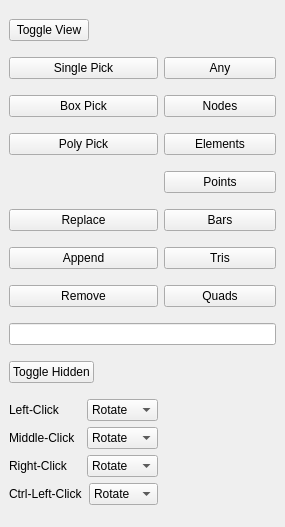
First picture: the form in fem_post/view/docks/dockui_picking.ui, repository MRedAero/FEMAnalysisTool, before the edit.
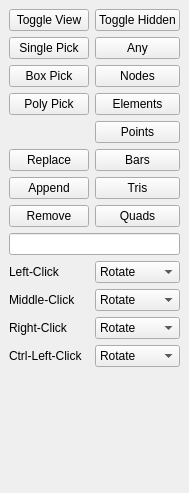
Second picture: the form after the edit.

Commit message: Further refinements to .ui.  Connected bgcolor buttons to vtk_widget.  Working on adding more controls for node/element vis toggles.

```diff
--- a/fem_post/view/docks/dockui_picking.ui
+++ b/fem_post/view/docks/dockui_picking.ui
@@ -6,10 +6,16 @@
    <rect>
     <x>0</x>
     <y>0</y>
-    <width>285</width>
-    <height>527</height>
+    <width>188</width>
+    <height>493</height>
    </rect>
   </property>
+  <property name="sizePolicy">
+   <sizepolicy hsizetype="Expanding" vsizetype="Preferred">
+    <horstretch>0</horstretch>
+    <verstretch>0</verstretch>
+   </sizepolicy>
+  </property>
   <property name="toolTip">
    <string>Picking Dock</string>
   </property>
@@ -24,8 +30,14 @@
   </property>
   <widget class="QWidget" name="dockWidgetContents">
    <layout class="QGridLayout" name="gridLayout">
-    <item row="3" column="2">
+    <item row="5" column="2">
      <widget class="QPushButton" name="btn_box_pick">
+      <property name="sizePolicy">
+       <sizepolicy hsizetype="Expanding" vsizetype="Fixed">
+        <horstretch>0</horstretch>
+        <verstretch>0</verstretch>
+       </sizepolicy>
+      </property>
       <property name="text">
        <string>Box Pick</string>
       </property>
@@ -34,8 +46,14 @@
       </property>
      </widget>
     </item>
-    <item row="2" column="3">
+    <item row="4" column="3">
      <widget class="QPushButton" name="btn_any">
+      <property name="sizePolicy">
+       <sizepolicy hsizetype="Expanding" vsizetype="Fixed">
+        <horstretch>0</horstretch>
+        <verstretch>0</verstretch>
+       </sizepolicy>
+      </property>
       <property name="text">
        <string>Any</string>
       </property>
@@ -44,8 +62,14 @@
       </property>
      </widget>
     </item>
-    <item row="2" column="2">
+    <item row="4" column="2">
      <widget class="QPushButton" name="btn_single_pick">
+      <property name="sizePolicy">
+       <sizepolicy hsizetype="Expanding" vsizetype="Fixed">
+        <horstretch>0</horstretch>
+        <verstretch>0</verstretch>
+       </sizepolicy>
+      </property>
       <property name="text">
        <string>Single Pick</string>
       </property>
@@ -54,8 +78,14 @@
       </property>
      </widget>
     </item>
-    <item row="3" column="3">
+    <item row="5" column="3">
      <widget class="QPushButton" name="btn_nodes">
+      <property name="sizePolicy">
+       <sizepolicy hsizetype="Expanding" vsizetype="Fixed">
+        <horstretch>0</horstretch>
+        <verstretch>0</verstretch>
+       </sizepolicy>
+      </property>
       <property name="text">
        <string>Nodes</string>
       </property>
@@ -64,8 +94,14 @@
       </property>
      </widget>
     </item>
-    <item row="6" column="2">
+    <item row="8" column="2">
      <widget class="QPushButton" name="btn_replace_selection">
+      <property name="sizePolicy">
+       <sizepolicy hsizetype="Expanding" vsizetype="Fixed">
+        <horstretch>0</horstretch>
+        <verstretch>0</verstretch>
+       </sizepolicy>
+      </property>
       <property name="text">
        <string>Replace</string>
       </property>
@@ -74,8 +110,14 @@
       </property>
      </widget>
     </item>
-    <item row="4" column="2">
+    <item row="6" column="2">
      <widget class="QPushButton" name="btn_poly_pick">
+      <property name="sizePolicy">
+       <sizepolicy hsizetype="Expanding" vsizetype="Fixed">
+        <horstretch>0</horstretch>
+        <verstretch>0</verstretch>
+       </sizepolicy>
+      </property>
       <property name="text">
        <string>Poly Pick</string>
       </property>
@@ -90,8 +132,14 @@
       </property>
      </widget>
     </item>
-    <item row="8" column="3">
+    <item row="10" column="3">
      <widget class="QPushButton" name="btn_quads">
+      <property name="sizePolicy">
+       <sizepolicy hsizetype="Expanding" vsizetype="Fixed">
+        <horstretch>0</horstretch>
+        <verstretch>0</verstretch>
+       </sizepolicy>
+      </property>
       <property name="text">
        <string>Quads</string>
       </property>
@@ -106,8 +154,14 @@
       </property>
      </widget>
     </item>
-    <item row="7" column="3">
+    <item row="9" column="3">
      <widget class="QPushButton" name="btn_tris">
+      <property name="sizePolicy">
+       <sizepolicy hsizetype="Expanding" vsizetype="Fixed">
+        <horstretch>0</horstretch>
+        <verstretch>0</verstretch>
+       </sizepolicy>
+      </property>
       <property name="text">
        <string>Tris</string>
       </property>
@@ -122,8 +176,14 @@
       </property>
      </widget>
     </item>
-    <item row="4" column="3">
+    <item row="6" column="3">
      <widget class="QPushButton" name="btn_elements">
+      <property name="sizePolicy">
+       <sizepolicy hsizetype="Expanding" vsizetype="Fixed">
+        <horstretch>0</horstretch>
+        <verstretch>0</verstretch>
+       </sizepolicy>
+      </property>
       <property name="text">
        <string>Elements</string>
       </property>
@@ -138,11 +198,14 @@
       </property>
      </widget>
     </item>
-    <item row="9" column="2" colspan="2">
-     <widget class="QLineEdit" name="lnedt_selection"/>
-    </item>
-    <item row="6" column="3">
+    <item row="8" column="3">
      <widget class="QPushButton" name="btn_bars">
+      <property name="sizePolicy">
+       <sizepolicy hsizetype="Expanding" vsizetype="Fixed">
+        <horstretch>0</horstretch>
+        <verstretch>0</verstretch>
+       </sizepolicy>
+      </property>
       <property name="text">
        <string>Bars</string>
       </property>
@@ -157,8 +220,14 @@
       </property>
      </widget>
     </item>
-    <item row="8" column="2">
+    <item row="10" column="2">
      <widget class="QPushButton" name="btn_remove_selection">
+      <property name="sizePolicy">
+       <sizepolicy hsizetype="Expanding" vsizetype="Fixed">
+        <horstretch>0</horstretch>
+        <verstretch>0</verstretch>
+       </sizepolicy>
+      </property>
       <property name="text">
        <string>Remove</string>
       </property>
@@ -173,21 +242,14 @@
       </property>
      </widget>
     </item>
-    <item row="10" column="2">
-     <widget class="QPushButton" name="btn_toggle_hidden">
-      <property name="sizePolicy">
-       <sizepolicy hsizetype="Maximum" vsizetype="Fixed">
-        <horstretch>0</horstretch>
-        <verstretch>0</verstretch>
-       </sizepolicy>
-      </property>
-      <property name="text">
-       <string>Toggle Hidden</string>
-      </property>
-     </widget>
-    </item>
-    <item row="5" column="3">
+    <item row="7" column="3">
      <widget class="QPushButton" name="btn_points">
+      <property name="sizePolicy">
+       <sizepolicy hsizetype="Expanding" vsizetype="Fixed">
+        <horstretch>0</horstretch>
+        <verstretch>0</verstretch>
+       </sizepolicy>
+      </property>
       <property name="text">
        <string>Points</string>
       </property>
@@ -202,8 +264,14 @@
       </property>
      </widget>
     </item>
-    <item row="7" column="2">
+    <item row="9" column="2">
      <widget class="QPushButton" name="btn_append_selection">
+      <property name="sizePolicy">
+       <sizepolicy hsizetype="Expanding" vsizetype="Fixed">
+        <horstretch>0</horstretch>
+        <verstretch>0</verstretch>
+       </sizepolicy>
+      </property>
       <property name="text">
        <string>Append</string>
       </property>
@@ -212,79 +280,21 @@
       </property>
      </widget>
     </item>
-    <item row="11" column="2">
-     <layout class="QVBoxLayout" name="verticalLayout">
-      <item>
-       <layout class="QHBoxLayout" name="horizontalLayout">
-        <item>
-         <widget class="QLabel" name="label">
-          <property name="minimumSize">
-           <size>
-            <width>71</width>
-            <height>16</height>
-           </size>
-          </property>
-          <property name="text">
-           <string>Left-Click</string>
-          </property>
-         </widget>
-        </item>
-        <item>
+    <item row="14" column="3">
          <widget class="QComboBox" name="cbx_left_click">
-          <property name="minimumSize">
-           <size>
-            <width>69</width>
-            <height>22</height>
-           </size>
-          </property>
-          <item>
-           <property name="text">
-            <string>Rotate</string>
-           </property>
-          </item>
-          <item>
-           <property name="text">
-            <string>Pan</string>
-           </property>
-          </item>
-          <item>
-           <property name="text">
-            <string>Zoom</string>
-           </property>
-          </item>
-          <item>
-           <property name="text">
-            <string>Select</string>
-           </property>
-          </item>
-         </widget>
-        </item>
-       </layout>
-      </item>
-      <item>
-       <layout class="QHBoxLayout" name="horizontalLayout_2">
-        <item>
-         <widget class="QLabel" name="label_2">
+      <property name="sizePolicy">
+       <sizepolicy hsizetype="Expanding" vsizetype="Fixed">
+        <horstretch>0</horstretch>
+        <verstretch>0</verstretch>
+       </sizepolicy>
+      </property>
           <property name="minimumSize">
            <size>
-            <width>71</width>
-            <height>16</height>
-           </size>
-          </property>
-          <property name="text">
-           <string>Middle-Click</string>
-          </property>
-         </widget>
-        </item>
+        <width>0</width>
+        <height>0</height>
+       </size>
+      </property>
         <item>
-         <widget class="QComboBox" name="cbx_middle_click">
-          <property name="minimumSize">
-           <size>
-            <width>69</width>
-            <height>22</height>
-           </size>
-          </property>
-          <item>
            <property name="text">
             <string>Rotate</string>
            </property>
@@ -306,29 +316,18 @@
           </item>
          </widget>
         </item>
-       </layout>
-      </item>
-      <item>
-       <layout class="QHBoxLayout" name="horizontalLayout_3">
-        <item>
-         <widget class="QLabel" name="label_3">
-          <property name="minimumSize">
-           <size>
-            <width>71</width>
-            <height>16</height>
-           </size>
-          </property>
-          <property name="text">
-           <string>Right-Click</string>
-          </property>
-         </widget>
-        </item>
-        <item>
+    <item row="16" column="3">
          <widget class="QComboBox" name="cbx_right_click">
+      <property name="sizePolicy">
+       <sizepolicy hsizetype="Expanding" vsizetype="Fixed">
+        <horstretch>0</horstretch>
+        <verstretch>0</verstretch>
+       </sizepolicy>
+      </property>
           <property name="minimumSize">
            <size>
-            <width>69</width>
-            <height>22</height>
+        <width>0</width>
+        <height>0</height>
            </size>
           </property>
           <item>
@@ -353,16 +352,54 @@
           </item>
          </widget>
         </item>
-       </layout>
+    <item row="17" column="3">
+     <widget class="QComboBox" name="cbx_ctrl_left_click">
+      <property name="sizePolicy">
+       <sizepolicy hsizetype="Expanding" vsizetype="Fixed">
+        <horstretch>0</horstretch>
+        <verstretch>0</verstretch>
+       </sizepolicy>
+      </property>
+      <property name="minimumSize">
+       <size>
+        <width>0</width>
+        <height>0</height>
+       </size>
+      </property>
+      <item>
+       <property name="text">
+        <string>Rotate</string>
+       </property>
       </item>
       <item>
-       <layout class="QHBoxLayout" name="horizontalLayout_4">
+       <property name="text">
+        <string>Pan</string>
+       </property>
+      </item>
         <item>
+       <property name="text">
+        <string>Zoom</string>
+       </property>
+      </item>
+      <item>
+       <property name="text">
+        <string>Select</string>
+       </property>
+      </item>
+     </widget>
+    </item>
+    <item row="17" column="2">
          <widget class="QLabel" name="label_4">
+      <property name="sizePolicy">
+       <sizepolicy hsizetype="Expanding" vsizetype="Preferred">
+        <horstretch>0</horstretch>
+        <verstretch>0</verstretch>
+       </sizepolicy>
+      </property>
           <property name="minimumSize">
            <size>
-            <width>71</width>
-            <height>16</height>
+        <width>0</width>
+        <height>0</height>
            </size>
           </property>
           <property name="text">
@@ -370,12 +407,18 @@
           </property>
          </widget>
         </item>
-        <item>
-         <widget class="QComboBox" name="cbx_ctrl_left_click">
+    <item row="15" column="3">
+     <widget class="QComboBox" name="cbx_middle_click">
+      <property name="sizePolicy">
+       <sizepolicy hsizetype="Expanding" vsizetype="Fixed">
+        <horstretch>0</horstretch>
+        <verstretch>0</verstretch>
+       </sizepolicy>
+      </property>
           <property name="minimumSize">
            <size>
-            <width>69</width>
-            <height>22</height>
+        <width>0</width>
+        <height>0</height>
            </size>
           </property>
           <item>
@@ -400,14 +443,80 @@
           </item>
          </widget>
         </item>
-       </layout>
-      </item>
-     </layout>
+    <item row="14" column="2">
+     <widget class="QLabel" name="label">
+      <property name="sizePolicy">
+       <sizepolicy hsizetype="Expanding" vsizetype="Preferred">
+        <horstretch>0</horstretch>
+        <verstretch>0</verstretch>
+       </sizepolicy>
+      </property>
+      <property name="minimumSize">
+       <size>
+        <width>0</width>
+        <height>0</height>
+       </size>
+      </property>
+      <property name="text">
+       <string>Left-Click</string>
+      </property>
+     </widget>
+    </item>
+    <item row="16" column="2">
+     <widget class="QLabel" name="label_3">
+      <property name="sizePolicy">
+       <sizepolicy hsizetype="Expanding" vsizetype="Preferred">
+        <horstretch>0</horstretch>
+        <verstretch>0</verstretch>
+       </sizepolicy>
+      </property>
+      <property name="minimumSize">
+       <size>
+        <width>0</width>
+        <height>0</height>
+       </size>
+      </property>
+      <property name="text">
+       <string>Right-Click</string>
+      </property>
+     </widget>
     </item>
-    <item row="0" column="2">
+    <item row="15" column="2">
+     <widget class="QLabel" name="label_2">
+      <property name="sizePolicy">
+       <sizepolicy hsizetype="Expanding" vsizetype="Preferred">
+        <horstretch>0</horstretch>
+        <verstretch>0</verstretch>
+       </sizepolicy>
+      </property>
+      <property name="minimumSize">
+       <size>
+        <width>0</width>
+        <height>0</height>
+       </size>
+      </property>
+      <property name="text">
+       <string>Middle-Click</string>
+      </property>
+     </widget>
+    </item>
+    <item row="2" column="3">
+     <widget class="QPushButton" name="btn_toggle_hidden">
+      <property name="sizePolicy">
+       <sizepolicy hsizetype="Expanding" vsizetype="Fixed">
+        <horstretch>0</horstretch>
+        <verstretch>0</verstretch>
+       </sizepolicy>
+      </property>
+      <property name="text">
+       <string>Toggle Hidden</string>
+      </property>
+     </widget>
+    </item>
+    <item row="2" column="2">
      <widget class="QPushButton" name="btn_toggle_view">
       <property name="sizePolicy">
-       <sizepolicy hsizetype="Maximum" vsizetype="Fixed">
+       <sizepolicy hsizetype="Expanding" vsizetype="Fixed">
         <horstretch>0</horstretch>
         <verstretch>0</verstretch>
        </sizepolicy>
@@ -417,6 +526,29 @@
       </property>
      </widget>
     </item>
+    <item row="12" column="2" colspan="2">
+     <widget class="QLineEdit" name="lnedt_selection">
+      <property name="sizePolicy">
+       <sizepolicy hsizetype="Expanding" vsizetype="Fixed">
+        <horstretch>0</horstretch>
+        <verstretch>0</verstretch>
+       </sizepolicy>
+      </property>
+     </widget>
+    </item>
+    <item row="18" column="2" colspan="2">
+     <spacer name="verticalSpacer">
+      <property name="orientation">
+       <enum>Qt::Vertical</enum>
+      </property>
+      <property name="sizeHint" stdset="0">
+       <size>
+        <width>20</width>
+        <height>40</height>
+       </size>
+      </property>
+     </spacer>
+    </item>
    </layout>
   </widget>
  </widget>
```
Lines whose indentation alone changed are shown as unchanged. The commit also changes 13 other files.
